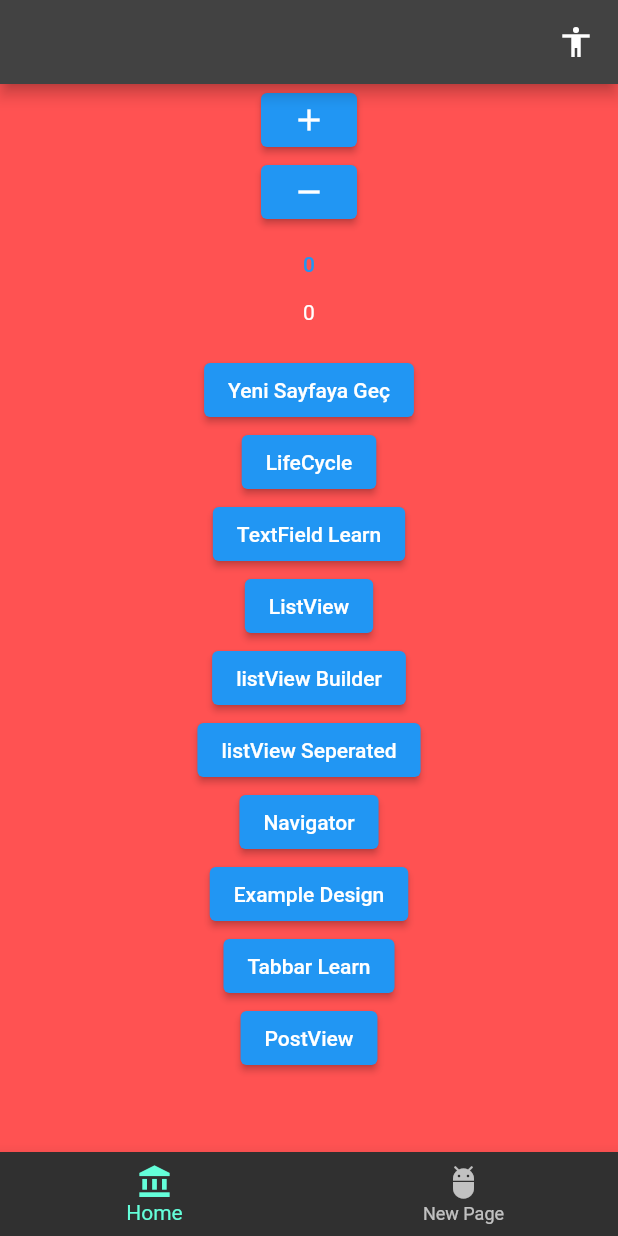
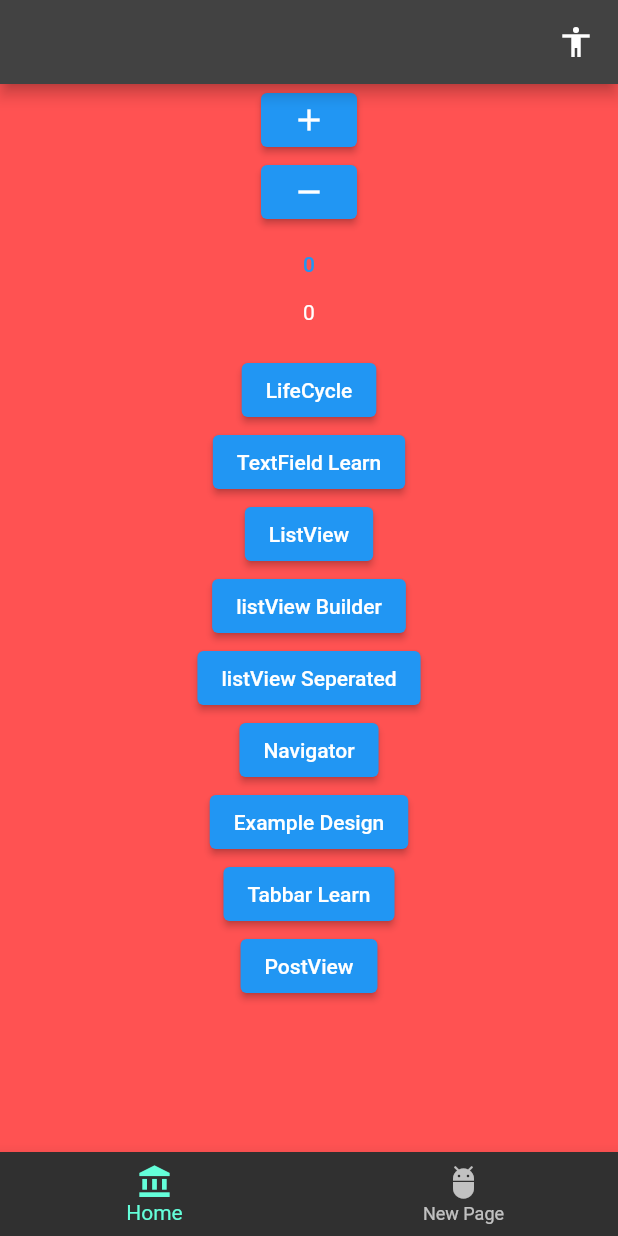
Before and after one commit to emircancavusoglu/flutterLearn, a Flutter app: the screen it shows after launch, on a phone screen of 412 x 824 dp. Run offline on Flutter 3.47's test engine with Material 2 defaults, Android fonts, the phone set to English and light mode, and no system bars.

Commit message:
Convert the strings to a variable

```diff
--- a/lib/const/strings.dart
+++ b/lib/const/strings.dart
@@ -6,4 +6,7 @@ class StringConst {
   final String listViewBuilder = "listView Builder";
   final String listViewSeperated = "listView Seperated";
   final String navigator = "Navigator";
+  final String exampleDesign = "Example Design";
+  final String tabbarLearn = "Tabbar Learn";
+  final String postView = "PostView";
 }
--- a/lib/core/main_page.dart
+++ b/lib/core/main_page.dart
@@ -13,7 +13,7 @@ import 'example_design.dart';
 import 'life_cycle.dart';
 
 class MainScreen extends StatefulWidget {
-  MainScreen({Key? key, required this.color1}) : super(key: key);
+  const MainScreen({Key? key, required this.color1}) : super(key: key);
   final Color color1;
 
 
@@ -62,9 +62,6 @@ class _MainScreenState extends State<MainScreen> with NavigatorManager{
             ),
             const SizedBox(height: 20,),
             ElevatedButton(onPressed: (){
-              navigateToWidget(context, PageViewLearn(message: "PageViewExample"));
-            }, child: const Text("Yeni Sayfaya Geç")),
-            ElevatedButton(onPressed: (){
               navigateToWidget(context, LifeCycle(name: "Emircan"));
             }, child: Text(StringConst().lifeCyle)),
             ElevatedButton(onPressed: (){
@@ -82,16 +79,16 @@ class _MainScreenState extends State<MainScreen> with NavigatorManager{
             ElevatedButton(onPressed: (){
               navigateToWidget(context, const NavigatorView());
               // Navigator.of(context).push(MaterialPageRoute(builder: (context) => const NavigatorView(),));
-            }, child: const Text("Navigator")),
+            }, child: Text(StringConst().navigator)),
             ElevatedButton(onPressed: (){
               navigateToWidget(context, const ExampleApp());
-            }, child: const Text("Example Design")),
+            }, child: Text(StringConst().exampleDesign)),
             ElevatedButton(onPressed: (){
               navigateToWidget(context, const TabbarExample());
-            }, child: const Text("Tabbar Learn")),
+            }, child: Text(StringConst().tabbarLearn)),
             ElevatedButton(onPressed: (){
               navigateToWidget(context, const PostView());
-            }, child: const Text("PostView"))
+            }, child: Text(StringConst().postView))
           ],
         ),
       ),
```
